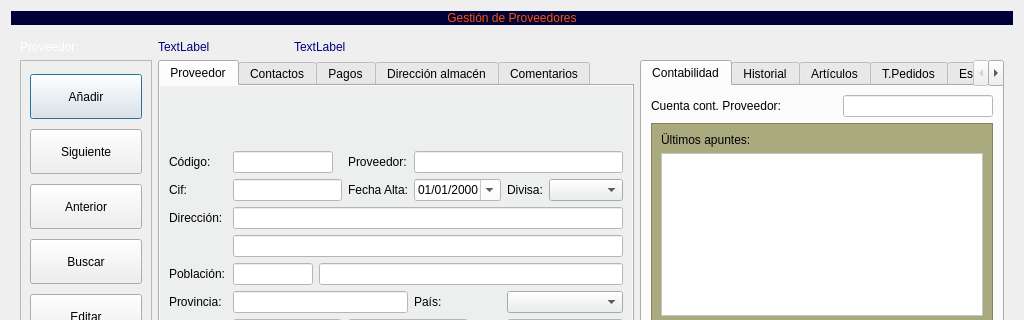
Old version of the form Zona_Compras/frmproveedores.ui in the repository arcnexus/RedFoX; both pictures show x 0 to 1024 and y 0 to 320 of the 1024 by 541 pixel window.
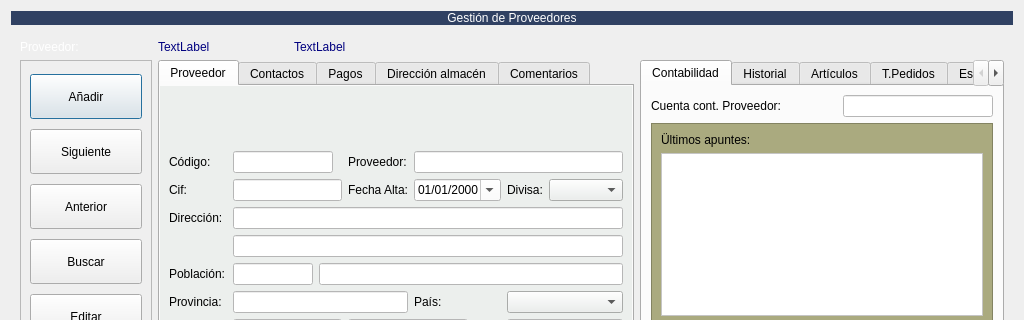
New version of the form. The open tabs and pages were chosen to show the change. Icons and pictures are not drawn. Custom widgets are drawn as their Qt base class.

Patch:
```diff
--- a/Zona_Compras/frmproveedores.ui
+++ b/Zona_Compras/frmproveedores.ui
@@ -2421,9 +2421,9 @@
       </size>
      </property>
      <property name="styleSheet">
-      <string notr="true">color: rgb(255, 85, 0);
-font: 75 16pt &quot;Nimbus Sans L&quot;;
-background-color: rgb(0, 0, 57);</string>
+      <string notr="true">color: rgb(255, 255, 255);
+font: 75 14pt &quot;Nimbus Sans L&quot;;
+background-color: #304163;</string>
      </property>
      <property name="text">
       <string>Gestión de Proveedores</string>
```
Left out of the diff: 2 changed lines with no effect on the pictures.
